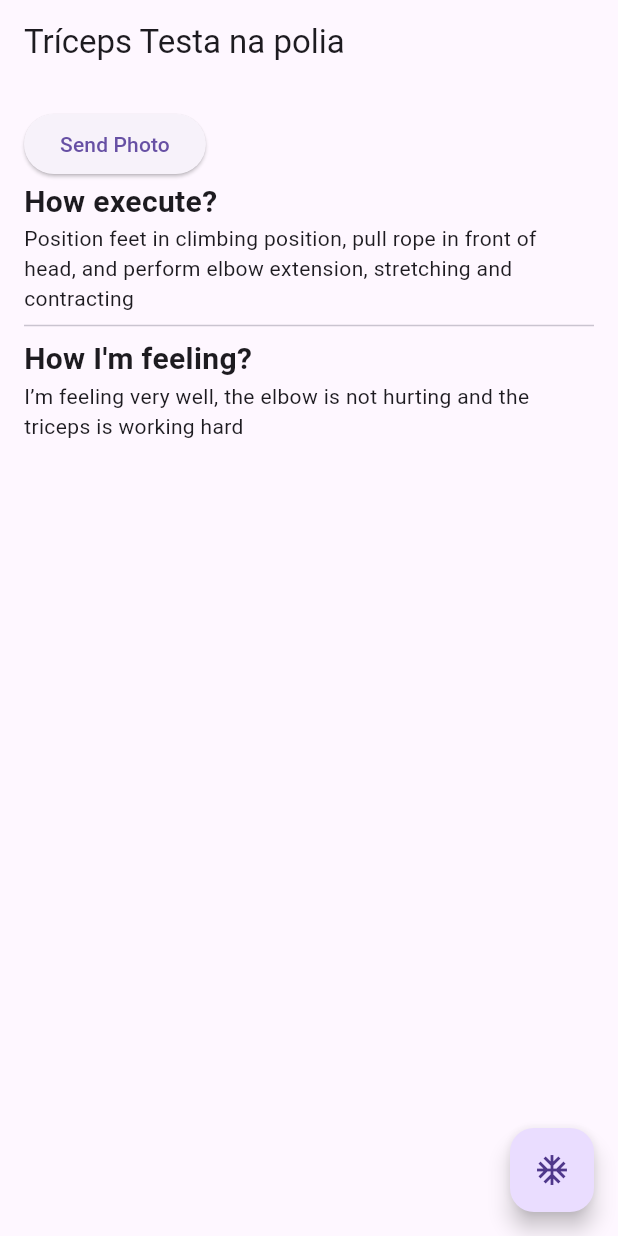
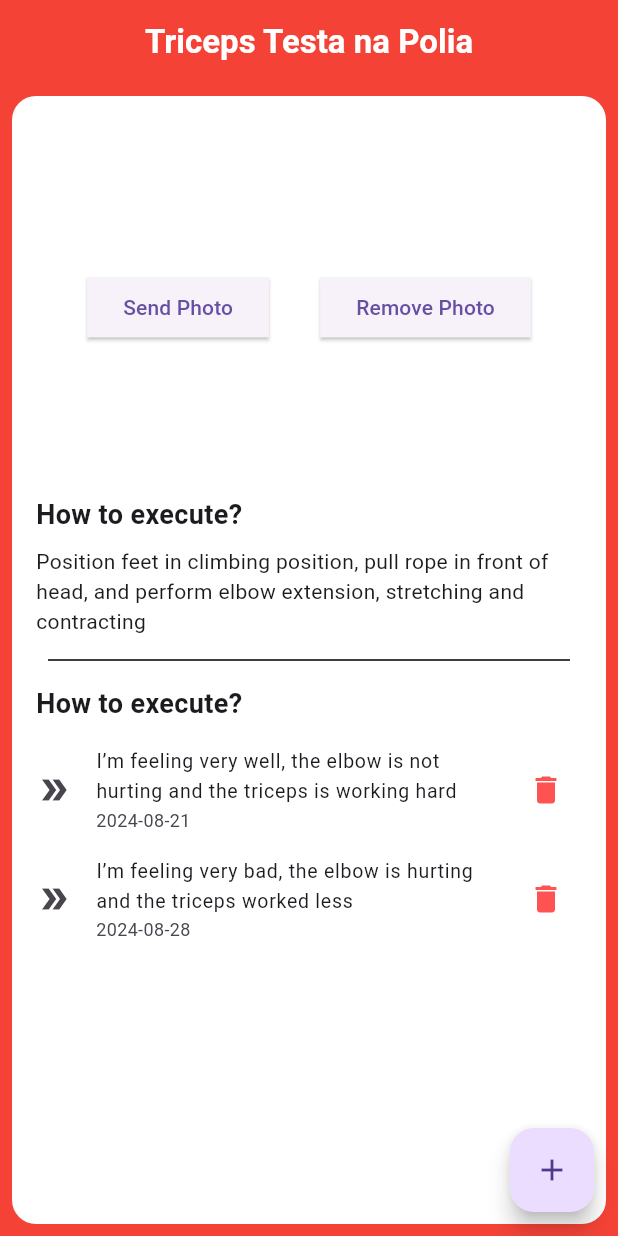
Before and after one commit to shelldonryan/gym_app, a Flutter app: the screen it shows after launch, on a phone screen of 412 x 824 dp. Run offline on Flutter 3.47's test engine with Material 3 defaults, Android fonts, the light colour scheme and no system bars.

Commit message:
Get better the AppBar in workout page

```diff
--- a/lib/main.dart
+++ b/lib/main.dart
@@ -12,6 +12,7 @@ class GymApp extends StatelessWidget {
   Widget build(BuildContext context) {
     return MaterialApp(
       title: "Gym App DotCode",
+      debugShowCheckedModeBanner: false,
       home: WorkoutPage(),
     );
   }
--- a/lib/pages/home.dart
+++ b/lib/pages/home.dart
@@ -1,3 +1,4 @@
+import 'package:flutter/foundation.dart';
 import 'package:flutter/material.dart';
 import 'package:flutter_firstproject/models/index.dart';
 
@@ -11,39 +12,107 @@ class WorkoutPage extends StatelessWidget {
           "Position feet in climbing position, pull rope in front of head, and perform elbow extension, stretching and contracting");
 
   final List<Sense> senses = [
-    Sense(id: "1", senseDescription: "I’m feeling very well, the elbow is not hurting and the triceps is working hard", data: "2024-08-21"),
-    Sense(id: "2", senseDescription: "I’m feeling very bad, the elbow is hurting and the triceps worked less", data: "2024-08-28"),
+    Sense(
+        id: "1",
+        senseDescription:
+            "I’m feeling very well, the elbow is not hurting and the triceps is working hard",
+        data: "2024-08-21"),
+    Sense(
+        id: "2",
+        senseDescription:
+            "I’m feeling very bad, the elbow is hurting and the triceps worked less",
+        data: "2024-08-28"),
   ];
 
   @override
   Widget build(BuildContext context) {
     return Scaffold(
+      backgroundColor: Colors.red,
       appBar: AppBar(
-        title: const Text("Tríceps Testa na polia"),
+        title: Text(workout.name, style: const TextStyle(fontWeight: FontWeight.bold, fontSize: 22, color: const Color(0xFFFFFFff)), ),
+        centerTitle: true,
+        backgroundColor: Colors.red,
       ),
       floatingActionButton: FloatingActionButton(
-        onPressed: () {},
-        child: const Icon(Icons.ac_unit),
+        onPressed: () {
+          if (kDebugMode) {
+            print("Clicou");
+          }
+        },
+        child: const Icon(Icons.add),
       ),
-      body: Padding(
-        padding: const EdgeInsets.all(16.0),
-        child: Column(
-          crossAxisAlignment: CrossAxisAlignment.start,
+      body: Container(
+        margin: const EdgeInsets.all(8),
+        padding: const EdgeInsets.all(16),
+        decoration: BoxDecoration(
+          color: Colors.white,
+          borderRadius: BorderRadius.circular(16),
+        ),
+        child: ListView(
           children: [
-            ElevatedButton(onPressed: () {}, child: Text("Send Photo")),
+            SizedBox(
+                height: 250,
+                child: Row(
+                  mainAxisAlignment: MainAxisAlignment.spaceEvenly,
+                  children: [
+                    ElevatedButton(
+                      onPressed: () {},
+                      style: ElevatedButton.styleFrom(
+                          shape: const BeveledRectangleBorder()),
+                      child: const Text("Send Photo"),
+                    ),
+                    ElevatedButton(
+                      onPressed: () {},
+                      style: ElevatedButton.styleFrom(
+                          shape: const BeveledRectangleBorder()),
+                      child: const Text("Remove Photo"),
+                    )
+                  ],
+                )),
             const Text(
-              "How execute?",
-              style: TextStyle(fontWeight: FontWeight.bold, fontSize: 20),
+              "How to execute?",
+              style: TextStyle(fontWeight: FontWeight.bold, fontSize: 18),
+            ),
+            const SizedBox(
+              height: 8,
+            ),
+            Text(workout.description),
+            const Padding(
+              padding: EdgeInsets.all(8.0),
+              child: Divider(
+                color: Colors.black,
+              ),
             ),
             const Text(
-                "Position feet in climbing position, pull rope in front of head, and perform elbow extension, stretching and contracting"),
-            const Divider(),
-            const Text(
-              "How I'm feeling?",
-              style: TextStyle(fontWeight: FontWeight.bold, fontSize: 20),
+              "How to execute?",
+              style: TextStyle(fontWeight: FontWeight.bold, fontSize: 18),
             ),
-            Text(
-                "I’m feeling very well, the elbow is not hurting and the triceps is working hard")
+            const SizedBox(
+              height: 8,
+            ),
+            Column(
+              crossAxisAlignment: CrossAxisAlignment.start,
+              children: List.generate(senses.length, (index) {
+                Sense senseUpdated = senses[index];
+                return ListTile(
+                  contentPadding: EdgeInsets.zero,
+                  dense: true,
+                  leading: const Icon(Icons.double_arrow),
+                  title: Text(senseUpdated.senseDescription),
+                  subtitle: Text(senseUpdated.data),
+                  trailing: IconButton(
+                      onPressed: () {
+                        if (kDebugMode) {
+                          print("DELETE SENSE: ${senseUpdated.id}");
+                        }
+                      },
+                      icon: const Icon(
+                        Icons.delete,
+                        color: Colors.redAccent,
+                      )),
+                );
+              }),
+            ),
           ],
         ),
       ),
```
